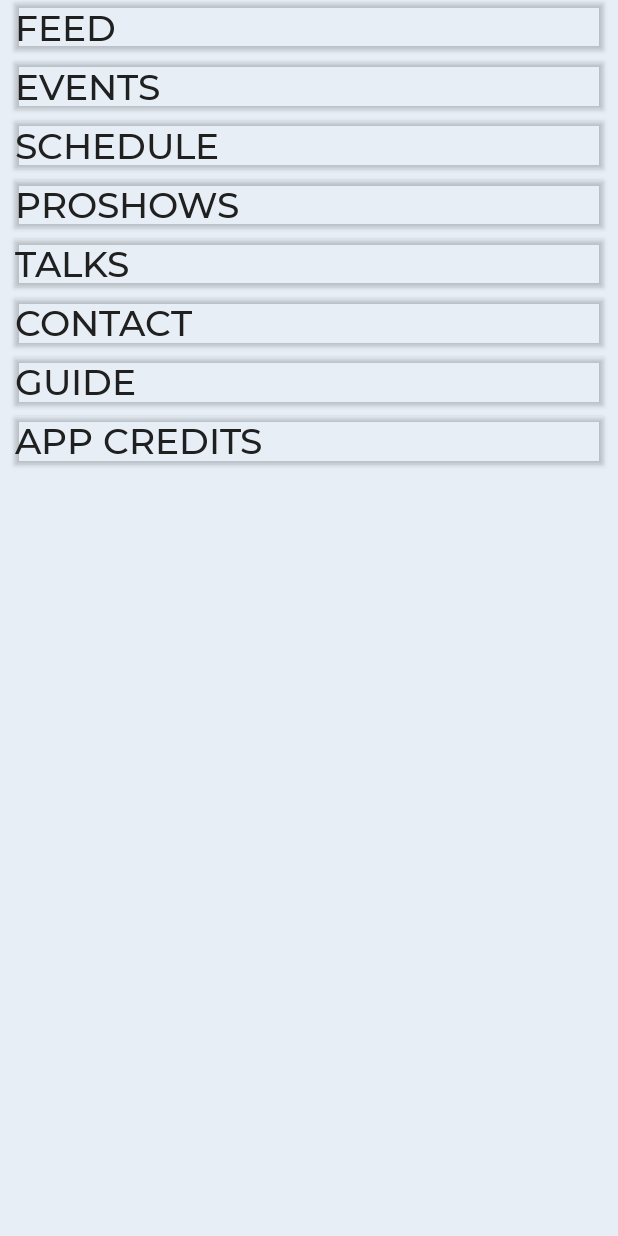
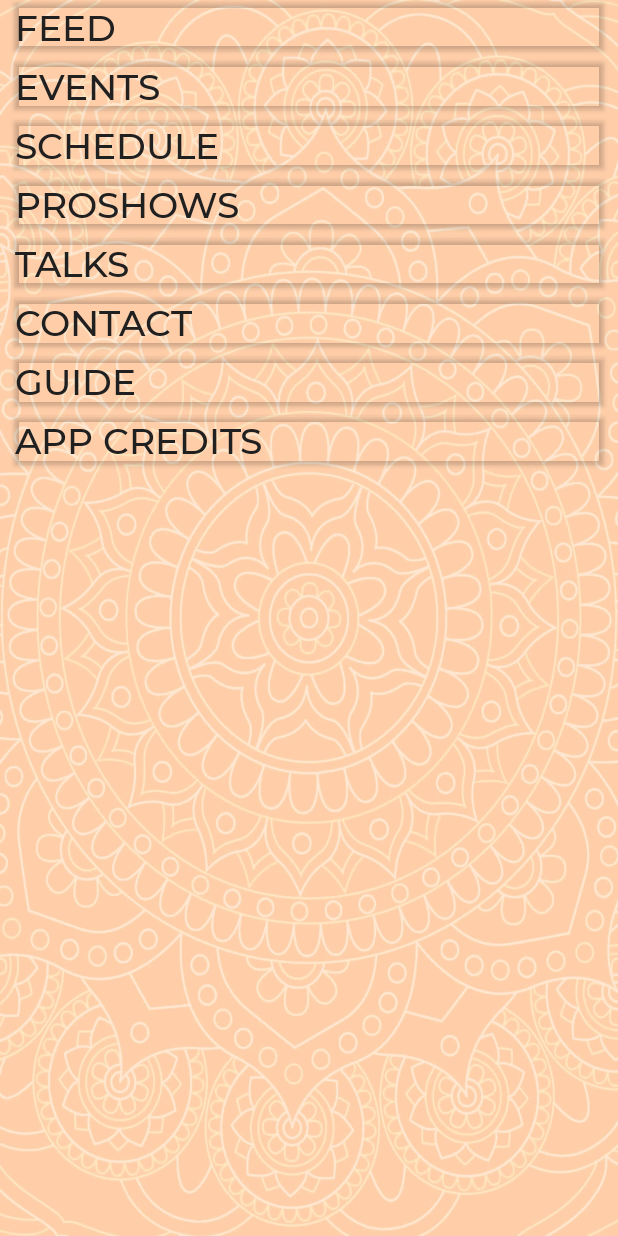
Before and after one commit to Ashwik/Fest-Manager-App, an Android app: the screen it shows after launch (MainActivity), on a phone screen of 412 x 824 dp. Run offline under Robolectric (Android 15) with nearby library versions, the phone set to English and light mode, and no system bars; libraries missing offline, so code that uses them is left out: com.azoft.carousellayoutmanager; 1 statement that could not run was skipped.

Commit message:
Adds main background

```diff
--- a/app/src/main/res/layout/fragment_landing.xml
+++ b/app/src/main/res/layout/fragment_landing.xml
@@ -2,10 +2,11 @@
 <android.support.design.widget.CoordinatorLayout
     xmlns:android="http://schemas.android.com/apk/res/android"
     xmlns:tools="http://schemas.android.com/tools"
-    android:id="@+id/swipe_to_refresh"
+    android:id="@+id/landing_layout"
     android:layout_width="match_parent"
-    android:layout_height="match_parent">
-
+    android:layout_height="match_parent"
+    android:background="@drawable/bg_2"
+    >
     <android.support.v7.widget.RecyclerView
         android:id="@+id/landing_recycler_view"
         android:layout_width="match_parent"
--- a/build.gradle
+++ b/build.gradle
@@ -8,7 +8,7 @@ buildscript {
 
     }
     dependencies {
-        classpath 'com.android.tools.build:gradle:3.3.0'
+        classpath 'com.android.tools.build:gradle:3.3.2'
         classpath "io.realm:realm-gradle-plugin:5.4.1"
         classpath 'com.google.gms:google-services:3.2.0'
 
```
Also changed, not shown: app/src/main/res/drawable/bg_2.jpg (added).
